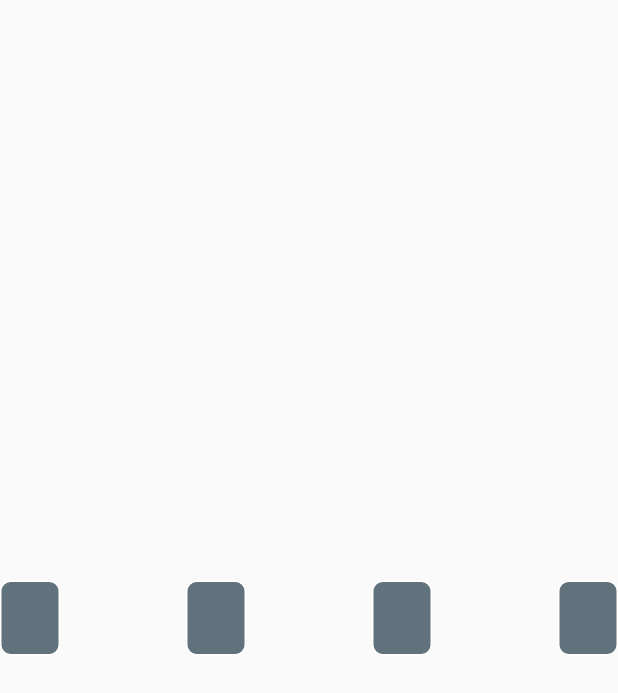
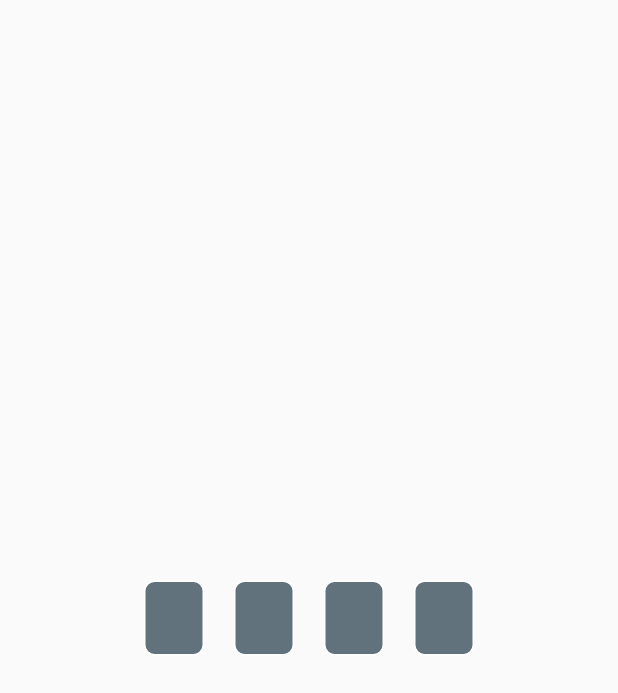
Before and after one commit to aaort/verification_code_field, a Flutter app: the screen it shows after launch, on a phone screen of 412 x 824 dp. Shown: the top 693 px of the screen. Run offline on Flutter 3.47's test engine with Material 2 defaults, Android fonts, the phone set to English and light mode, and no system bars.

Commit message:
Use Wrap instead of Row to avoid overflows

```diff
--- a/lib/verification_code_field.dart
+++ b/lib/verification_code_field.dart
@@ -116,8 +116,10 @@ class _VerificationCodeFieldState extends State<VerificationCodeField> {
             if (widget.header != null) widget.header!,
             GestureDetector(
               onTap: _focusNode.requestFocus,
-              child: Row(
-                mainAxisAlignment: MainAxisAlignment.spaceBetween,
+              child: Wrap(
+                alignment: WrapAlignment.center,
+                runSpacing: 20,
+                spacing: 20,
                 children: List<Widget>.generate(
                   maxCodeLength,
                   (index) {
```
